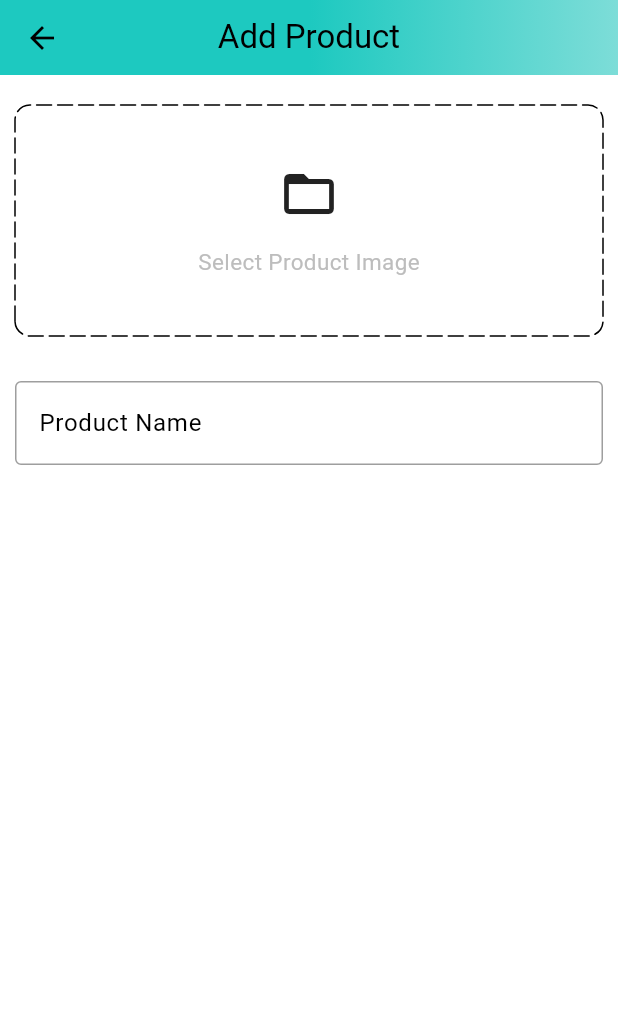
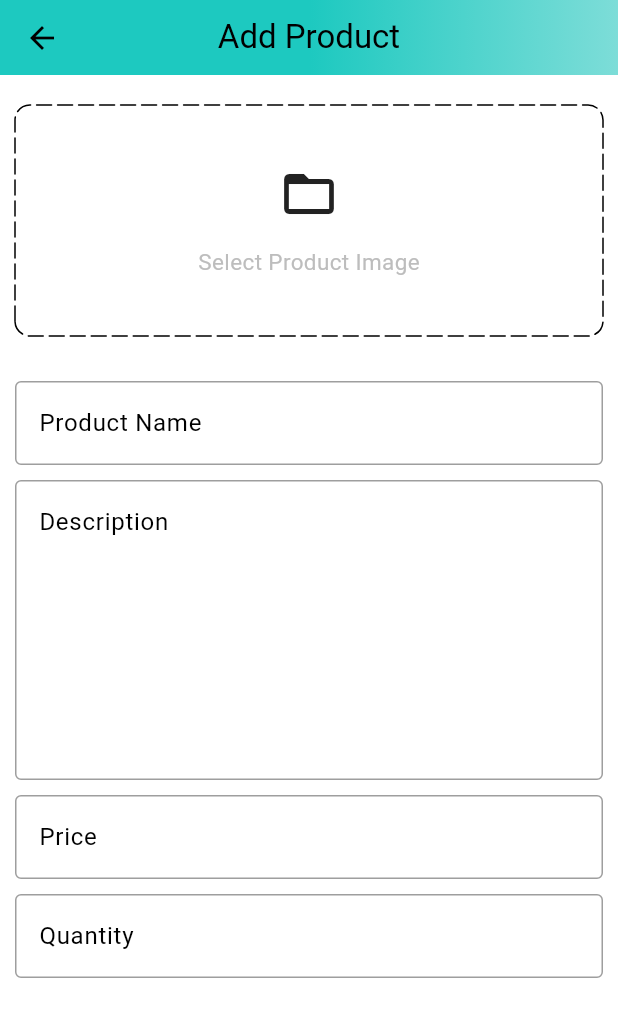
Before and after one commit to bill7maxmaye/Merkato, a Flutter app: the AddProductScreen screen opened by its route, on a phone screen of 412 x 824 dp. Shown: the top 1017 px of the screen. Run offline on Flutter 3.47's test engine with Material 3 defaults, Android fonts, the phone set to English and light mode, and no system bars; drawn by our look-alikes of dotted_border; our stand-ins replace badges, carousel_slider, shared_preferences; accounts and stored records are empty.

Commit message:
created the product adding page

```diff
--- a/lib/common/widgets/custom_textField.dart
+++ b/lib/common/widgets/custom_textField.dart
@@ -3,14 +3,19 @@ import "package:flutter/material.dart";
 class CustomTextField extends StatelessWidget {
   final TextEditingController controller;
   final String hintText;
+  final int maxLines;
   const CustomTextField(
-      {Key? key, required this.controller, required this.hintText})
+      {Key? key,
+      required this.controller,
+      required this.hintText,
+      this.maxLines = 1})
       : super(key: key);
 
   @override
   Widget build(BuildContext context) {
     return TextFormField(
       controller: controller,
+      maxLines: maxLines,
       decoration: InputDecoration(
         hintText: hintText,
         border: const OutlineInputBorder(
--- a/lib/features/admin/screens/add_product_screen.dart
+++ b/lib/features/admin/screens/add_product_screen.dart
@@ -74,7 +74,17 @@ class _AddProductScreenState extends State<AddProductScreen> {
                       ))),
               SizedBox(height: 30),
               CustomTextField(
-                  controller: productNameController, hintText: 'Product Name')
+                  controller: productNameController, hintText: 'Product Name'),
+              SizedBox(height: 10),
+              CustomTextField(
+                  maxLines: 7,
+                  controller: descriptionController,
+                  hintText: 'Description'),
+              SizedBox(height: 10),
+              CustomTextField(controller: priceController, hintText: 'Price'),
+              SizedBox(height: 10),
+              CustomTextField(
+                  controller: quantityController, hintText: 'Quantity'),
             ],
           ),
         ),
```
